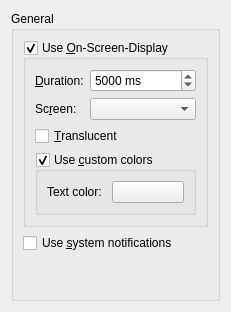
Before: the Qt Designer form src/configdialog/dialogs/NotificationsConfig.ui in netrunner-debian-kde-extras/amarok, drawn with Qt 5.
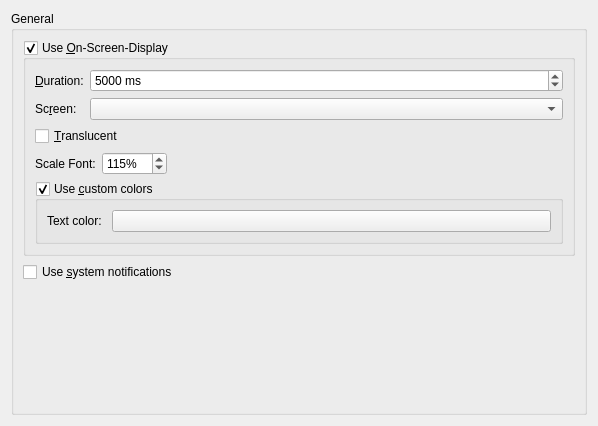
After: the same form once the commit is applied. Custom widgets are drawn as their Qt base class.

Diff of the .ui file:
```diff
--- a/src/configdialog/dialogs/NotificationsConfig.ui
+++ b/src/configdialog/dialogs/NotificationsConfig.ui
@@ -6,8 +6,8 @@
    <rect>
     <x>0</x>
     <y>0</y>
-    <width>229</width>
-    <height>312</height>
+    <width>598</width>
+    <height>426</height>
    </rect>
   </property>
   <layout class="QGridLayout" name="rootLayout">
@@ -115,7 +115,7 @@
            </item>
           </layout>
          </item>
-         <item row="3" column="0">
+         <item row="5" column="0">
           <widget class="QGroupBox" name="kcfg_OsdUseCustomColors">
            <property name="enabled">
             <bool>true</bool>
@@ -206,6 +206,46 @@
            </property>
           </widget>
          </item>
+         <item row="4" column="0">
+          <layout class="QHBoxLayout" name="horizontalLayout_2">
+           <property name="topMargin">
+            <number>0</number>
+           </property>
+           <item>
+            <widget class="QLabel" name="label">
+             <property name="text">
+              <string>Scale Font:</string>
+             </property>
+            </widget>
+           </item>
+           <item>
+            <widget class="QSpinBox" name="kcfg_OsdFontScaling">
+             <property name="suffix">
+              <string>%</string>
+             </property>
+             <property name="maximum">
+              <number>1000</number>
+             </property>
+             <property name="value">
+              <number>115</number>
+             </property>
+            </widget>
+           </item>
+           <item>
+            <spacer name="horizontalSpacer">
+             <property name="orientation">
+              <enum>Qt::Horizontal</enum>
+             </property>
+             <property name="sizeHint" stdset="0">
+              <size>
+               <width>40</width>
+               <height>20</height>
+              </size>
+             </property>
+            </spacer>
+           </item>
+          </layout>
+         </item>
         </layout>
        </widget>
       </item>
```
Left out of the diff: 12 changed lines with no effect on the pictures.
